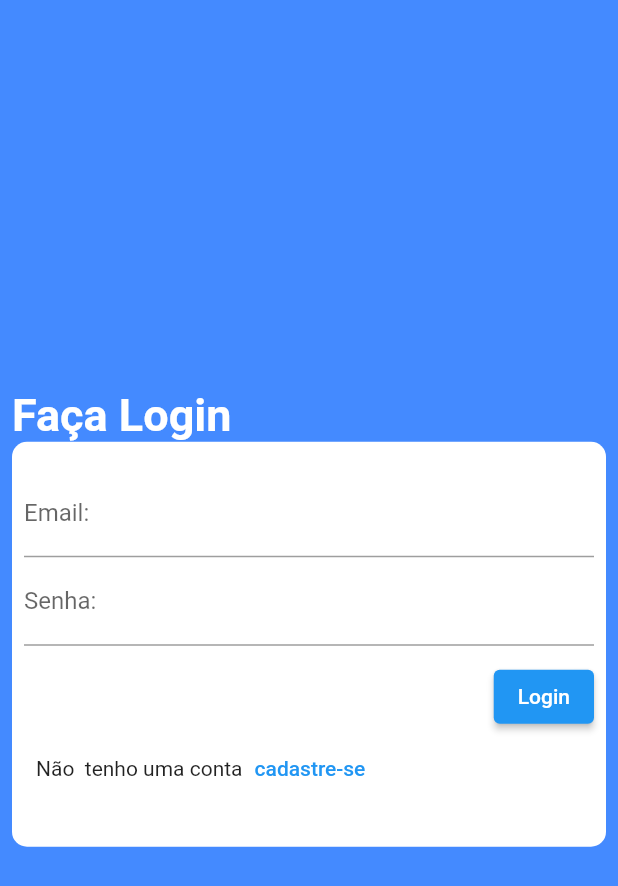
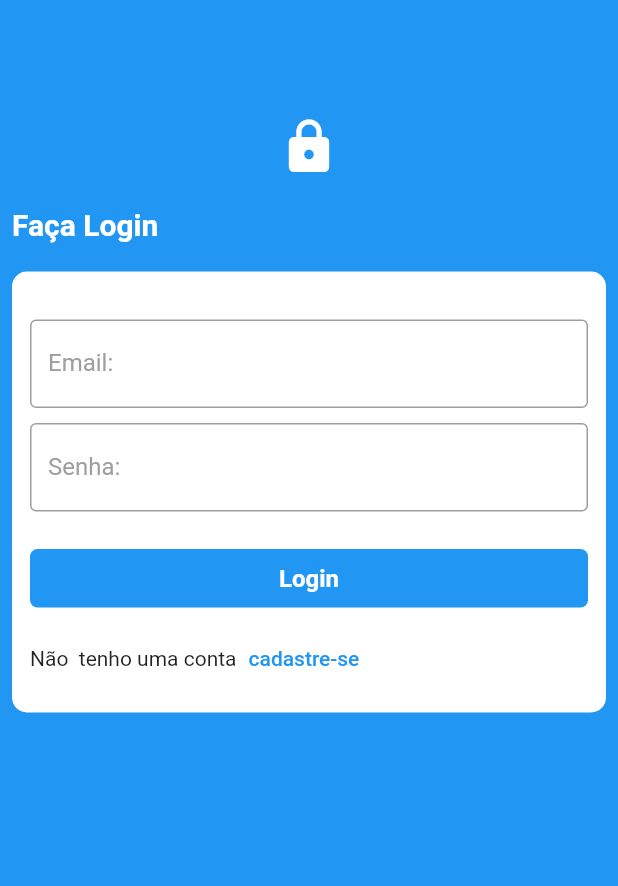
Before and after one commit to prinako/crescimento_infantil, a Flutter app: the screen it shows after launch, on a phone screen of 412 x 824 dp. Shown: the top 886 px of the screen. Run offline on Flutter 3.47's test engine with Material 2 defaults, Android fonts, the phone set to English and light mode, and no system bars.

Commit message:
done with login page

```diff
--- a/lib/app/myapp.dart
+++ b/lib/app/myapp.dart
@@ -13,20 +13,12 @@ class MyApp extends StatelessWidget {
             'Ferramentas de avaliação do crescimento e desenvolvimento infantil',
         theme: ThemeData(
           primarySwatch: Colors.blue,
-          primaryColor: Colors.blueAccent,
-          // colorScheme: ColorScheme.fromSwatch(
-          //     primarySwatch: Colors.blue,
-          //     primaryColorDark: Colors.blueAccent,
-          //     errorColor: Colors.red,
-          //     accentColor: Colors.orange,
-          //     cardColor: Colors.white,
-          //     backgroundColor: Colors.red
-          // brightness: Brightness.dark,
-          // ),
+          // primaryColor: Colors.green,
+          hintColor: Colors.grey[500],
           // useMaterial3: true,
         ),
         // themeMode: ThemeMode.system,
-        home: const Login()
+        home: Login()
         //  const MyHomePage(title: 'Flutter Demo Home Page'),
         );
   }
--- /dev/null
+++ b/lib/component/login_btn.dart
@@ -0,0 +1,33 @@
+import 'package:flutter/material.dart';
+
+class LoginBtn extends StatelessWidget {
+  final Function()? onTap;
+
+  const LoginBtn({
+    Key? key,
+    required this.onTap,
+  }) : super(key: key);
+
+  @override
+  Widget build(BuildContext context) {
+    return GestureDetector(
+      onTap: onTap,
+      child: Container(
+        padding: const EdgeInsets.all(10),
+        decoration: BoxDecoration(
+            color: Theme.of(context).primaryColor,
+            borderRadius: BorderRadius.circular(5)),
+        child: const Center(
+          child: Text(
+            'Login',
+            style: TextStyle(
+              color: Colors.white,
+              fontWeight: FontWeight.bold,
+              fontSize: 16,
+            ),
+          ),
+        ),
+      ),
+    );
+  }
+}
--- /dev/null
+++ b/lib/component/my_textfield.dart
@@ -0,0 +1,27 @@
+import 'package:flutter/material.dart';
+
+class MyTextField extends StatelessWidget {
+  final TextEditingController? controller;
+  final String hintText;
+  final bool obscureText;
+
+  const MyTextField({
+    super.key,
+    required this.controller,
+    required this.hintText,
+    required this.obscureText,
+  });
+
+  @override
+  Widget build(BuildContext context) {
+    return TextField(
+      controller: controller,
+      obscureText: obscureText,
+      decoration: InputDecoration(
+        border: const OutlineInputBorder(),
+        labelText: hintText,
+        // hintStyle: TextStyle(color: Colors.grey[500]),
+      ),
+    );
+  }
+}
--- a/lib/telas/login.dart
+++ b/lib/telas/login.dart
@@ -1,7 +1,15 @@
+import 'package:crescimento_infantil/component/login_btn.dart';
+import 'package:crescimento_infantil/component/my_textfield.dart';
 import 'package:flutter/material.dart';
 
 class Login extends StatelessWidget {
-  const Login({Key? key}) : super(key: key);
+  Login({Key? key}) : super(key: key);
+
+  final userEmailController = TextEditingController();
+  final userSenhaController = TextEditingController();
+
+// login user
+  void loginUser() {}
 
   @override
   Widget build(BuildContext context) {
@@ -10,80 +18,78 @@ class Login extends StatelessWidget {
       body: SafeArea(
         child: Padding(
           padding: const EdgeInsets.all(8.0),
+          child: SingleChildScrollView(
+            reverse: true,
             child: Column(
-            mainAxisAlignment: MainAxisAlignment.center,
+              // mainAxisAlignment: MainAxisAlignment.center,
               crossAxisAlignment: CrossAxisAlignment.start,
               children: <Widget>[
+                const SizedBox(height: 70),
+                const Center(
+                  child: Icon(
+                    Icons.lock,
+                    color: Colors.white,
+                    size: 40,
+                  ),
+                ),
+                const SizedBox(height: 20),
                 const Text(
                   "Faça Login",
                   style: TextStyle(
                     color: Colors.white,
-                  fontSize: 30,
+                    fontSize: 20,
                     fontWeight: FontWeight.bold,
                   ),
                 ),
+                const SizedBox(height: 20),
                 Container(
                   decoration: const BoxDecoration(
                     color: Colors.white,
                     borderRadius: BorderRadius.all(Radius.circular(10)),
                   ),
-                padding: const EdgeInsets.only(
-                  top: 10,
-                  bottom: 20,
+                  padding: const EdgeInsets.all(12.0),
+                  child: Column(
+                    // crossAxisAlignment: CrossAxisAlignment.end,
+                    children: [
+                      const SizedBox(height: 20),
+                      MyTextField(
+                        controller: userEmailController,
+                        hintText: "Email:",
+                        obscureText: false,
                       ),
-                child: Padding(
-                  padding: const EdgeInsets.all(8.0),
-                  child: Column(
-                    crossAxisAlignment: CrossAxisAlignment.end,
-                    children: [
-                      TextFormField(
-                        decoration: const InputDecoration(
-                          border: UnderlineInputBorder(),
-                          labelText: 'Email: ',
+                      const SizedBox(height: 10),
+                      MyTextField(
+                        controller: userSenhaController,
+                        hintText: "Senha:",
+                        obscureText: true,
                       ),
+                      const SizedBox(height: 25),
+                      LoginBtn(
+                        onTap: loginUser,
                       ),
-                      TextFormField(
-                        decoration: const InputDecoration(
-                          border: UnderlineInputBorder(),
-                          labelText: 'Senha: ',
-                        ),
-                      ),
-                      const SizedBox(
-                        height: 10,
-                      ),
-                      ElevatedButton(
-                        // style: ButtonStyle(
-                        //   backgroundColor: MaterialStateProperty.all<Color>(
-                        //       Theme.of(context).primaryColor),
-                        // ),
-                        onPressed: () => {},
-                        child: const Text("Login"),
-                      ),
-                      Padding(
-                        padding: const EdgeInsets.only(left: 8.0),
-                        child: Row(
+                      const SizedBox(height: 10),
+                      Row(
                         children: [
                           const Text("Não  tenho uma conta"),
                           TextButton(
                             onPressed: () => {},
-                              child: const Text(
+                            child: Text(
                               "cadastre-se",
                               style: TextStyle(
-                                  color: Colors.blue,
+                                color: Theme.of(context).primaryColor,
                               ),
                             ),
                           )
                         ],
                       ),
-                      )
                     ],
-                  ),
                   ),
                 ),
               ],
             ),
           ),
         ),
+      ),
     );
   }
 }
```
Lines whose indentation alone changed are shown as unchanged.
